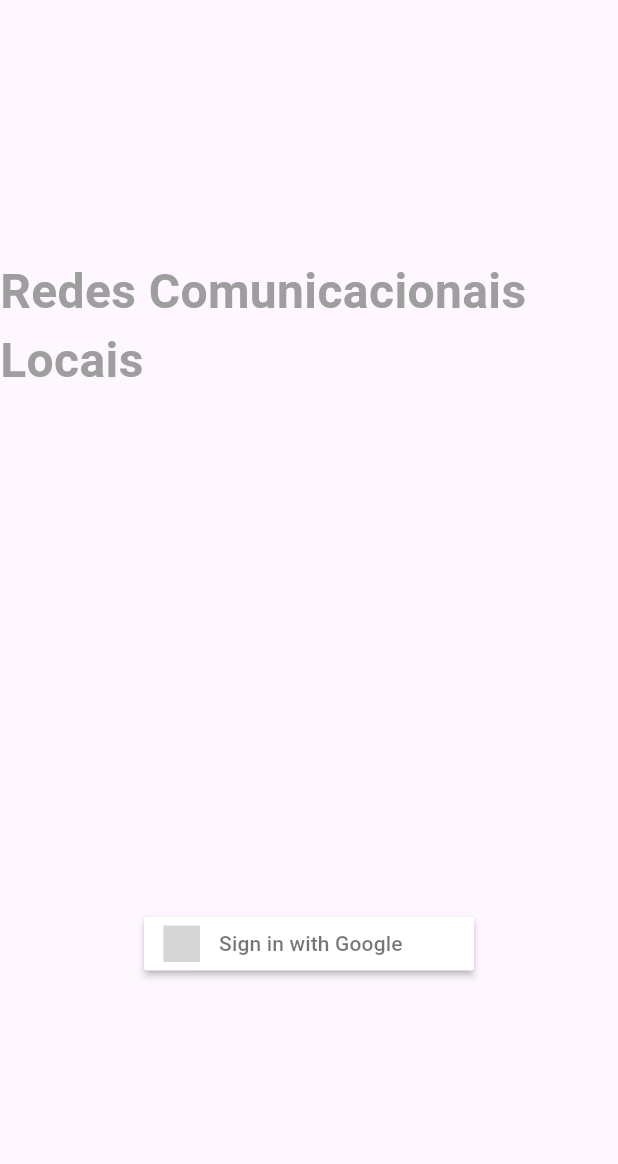
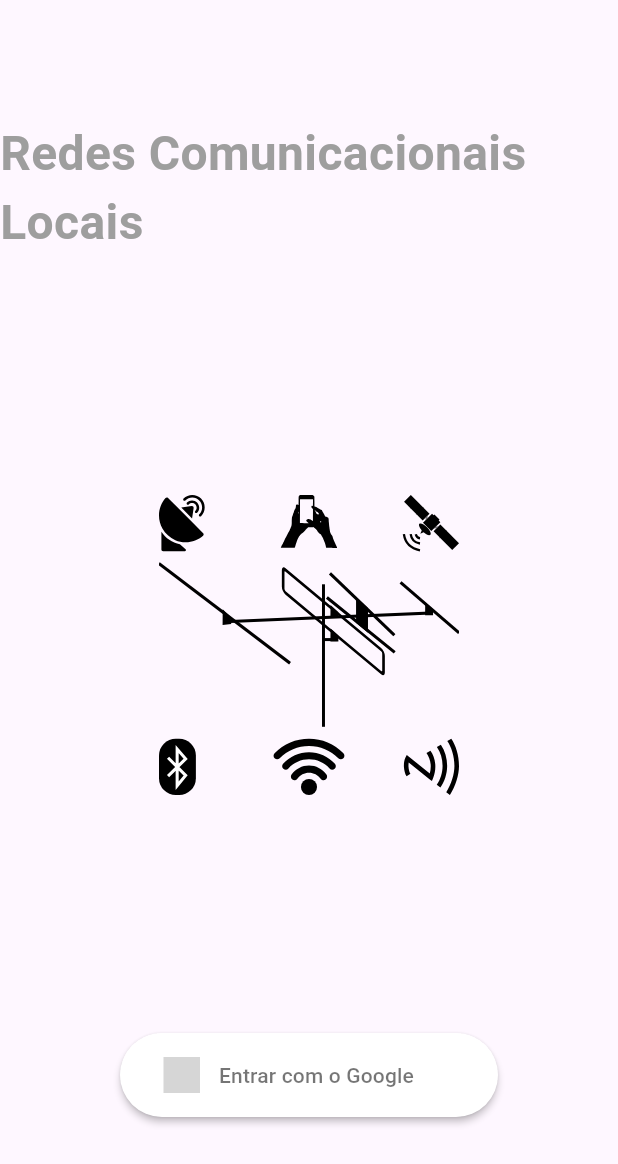
Before and after one commit to Redes-Comunicacionais-Locais/redescomunicacionais, a Flutter app: the screen it shows after launch, on a phone screen of 412 x 824 dp. Shown: the top 1164 px of the screen. Run offline on Flutter 3.47's test engine with Material 3 defaults, Android fonts, the phone set to English and light mode, and no system bars; drawn by our look-alikes of sign_in_button; our stand-ins replace animated_splash_screen, cloud_firestore, firebase_auth, firebase_core, flutter_svg, get and 1 more; accounts and stored records are empty; grey boxes are pictures that could not be loaded.

Commit message:
Logo temporaria

```diff
--- a/lib/app/ui/device/login_page.dart
+++ b/lib/app/ui/device/login_page.dart
@@ -1,13 +1,17 @@
+import 'package:animated_splash_screen/animated_splash_screen.dart';
 import 'package:flutter/material.dart';
+import 'package:flutter_svg/svg.dart';
 import 'package:get/get.dart';
 import 'package:redescomunicacionais/app/controller/login_controller.dart';
 import 'package:sign_in_button/sign_in_button.dart';
+
 class LoginPage extends StatefulWidget {
   const LoginPage({super.key});
 
   @override
   State<LoginPage> createState() => _LoginPageState();
 }
+
 class _LoginPageState extends State<LoginPage> {
   final LoginController _loginController = Get.put(LoginController());
   @override
@@ -22,7 +26,18 @@ class _LoginPageState extends State<LoginPage> {
             style: TextStyle(
                 fontSize: 32, color: Colors.grey, fontWeight: FontWeight.bold),
           ),
-          SignInButton(Buttons.google, onPressed: _loginController.loginGoogle),
+          SvgPicture.asset(
+            'assets/RCLLogo.svg',
+            width: 200,
+            height: 200,
+          ),
+          SignInButton(Buttons.google,
+              text: 'Entrar com o Google',
+              shape: RoundedRectangleBorder(
+                borderRadius: BorderRadius.circular(50.0),
+              ),
+              padding: const EdgeInsets.all(16.0),
+              onPressed: _loginController.loginGoogle),
         ],
       ),
     ));
--- a/pubspec.yaml
+++ b/pubspec.yaml
@@ -44,6 +44,7 @@ dependencies:
   google_sign_in: ^6.2.2
   firebase_storage: ^12.3.7
   firebase_auth: ^5.3.4
+  flutter_svg: ^2.0.16
 
 dev_dependencies:
   flutter_test:
```
Also changed, not shown: lib/app/ui/device/initial_page.dart (+7 -5 lines), assets/RCLLogo.svg (added), pubspec.lock.
